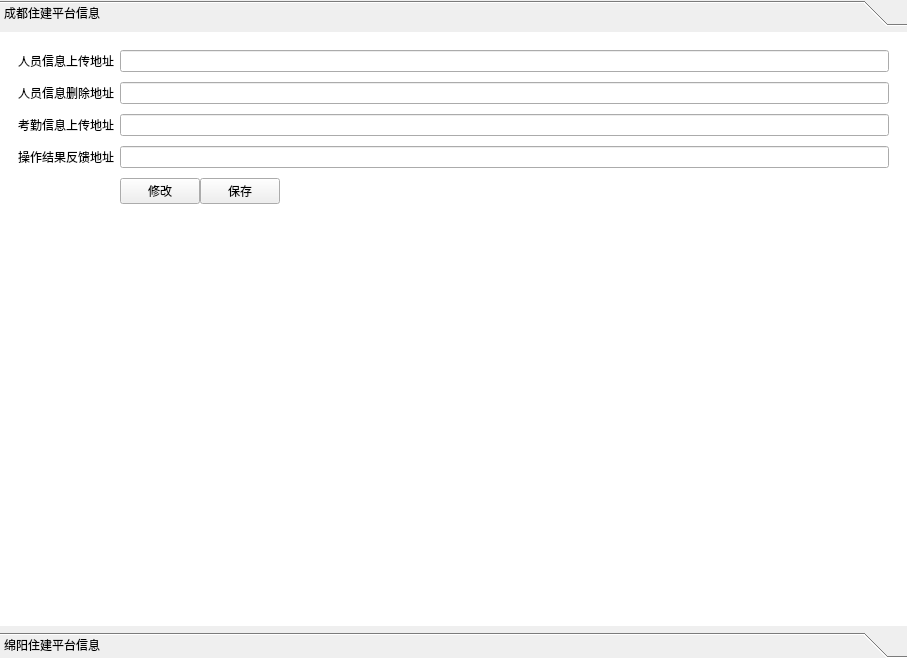
Qt form views/zjptUi.ui (jamesandjim/wisdom_site) before a commit.
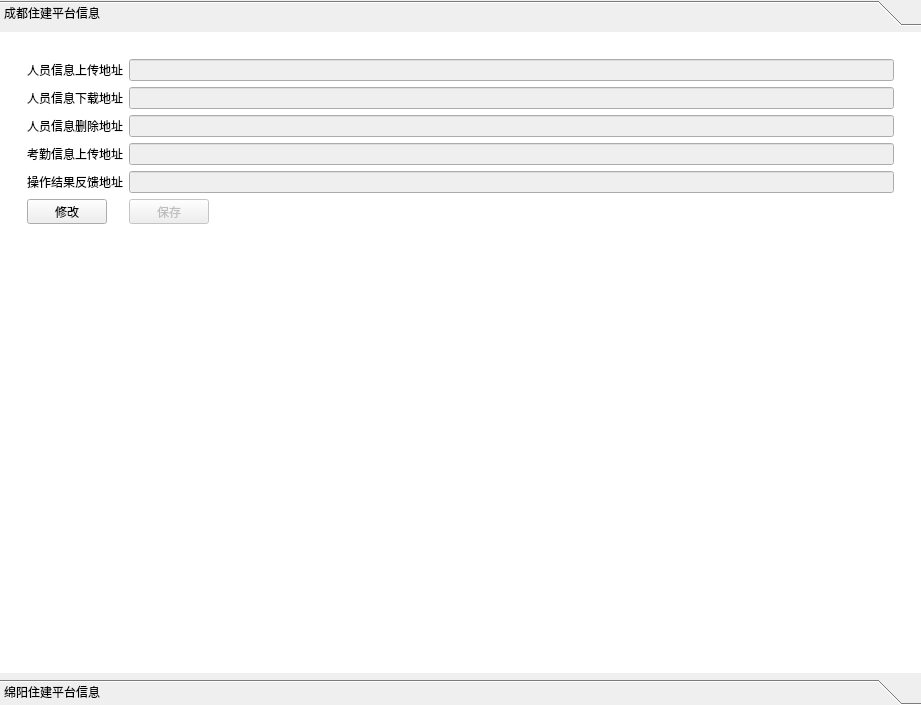
The same form after that commit.

Diff of the .ui file:
```diff
--- a/views/zjptUi.ui
+++ b/views/zjptUi.ui
@@ -6,8 +6,8 @@
    <rect>
     <x>0</x>
     <y>0</y>
-    <width>907</width>
-    <height>658</height>
+    <width>921</width>
+    <height>705</height>
    </rect>
   </property>
   <property name="windowTitle">
@@ -19,7 +19,7 @@
     border-radius:5px;
 }</string>
   </property>
-  <layout class="QGridLayout" name="gridLayout">
+  <layout class="QVBoxLayout" name="verticalLayout_2">
    <property name="leftMargin">
     <number>0</number>
    </property>
@@ -32,7 +32,7 @@
    <property name="bottomMargin">
     <number>0</number>
    </property>
-   <item row="0" column="0">
+   <item>
     <widget class="QToolBox" name="toolBox">
      <property name="styleSheet">
       <string notr="true">QToolBox #toolBox{
@@ -48,8 +48,8 @@
        <rect>
         <x>0</x>
         <y>0</y>
-        <width>907</width>
-        <height>606</height>
+        <width>921</width>
+        <height>653</height>
        </rect>
       </property>
       <property name="styleSheet">
@@ -60,12 +60,9 @@
       <attribute name="label">
        <string>成都住建平台信息</string>
       </attribute>
+      <layout class="QVBoxLayout" name="verticalLayout_3">
+       <item>
       <layout class="QVBoxLayout" name="verticalLayout">
-       <item>
-        <layout class="QVBoxLayout" name="verticalLayout_2">
-         <property name="sizeConstraint">
-          <enum>QLayout::SetFixedSize</enum>
-         </property>
          <property name="leftMargin">
           <number>9</number>
          </property>
@@ -80,11 +77,17 @@
          </property>
          <item>
           <layout class="QFormLayout" name="formLayout">
-           <property name="formAlignment">
-            <set>Qt::AlignLeading|Qt::AlignLeft|Qt::AlignTop</set>
+           <property name="leftMargin">
+            <number>9</number>
            </property>
-           <property name="verticalSpacing">
-            <number>10</number>
+           <property name="topMargin">
+            <number>9</number>
+           </property>
+           <property name="rightMargin">
+            <number>9</number>
+           </property>
+           <property name="bottomMargin">
+            <number>9</number>
            </property>
            <item row="0" column="0">
             <widget class="QLabel" name="label">
@@ -94,44 +97,69 @@
             </widget>
            </item>
            <item row="0" column="1">
-            <widget class="QLineEdit" name="le_uploadPersonURL"/>
+            <widget class="QLineEdit" name="le_uploadPersonURL">
+             <property name="enabled">
+              <bool>false</bool>
+             </property>
+            </widget>
            </item>
            <item row="1" column="0">
-            <widget class="QLabel" name="label_2">
+            <widget class="QLabel" name="label_5">
              <property name="text">
-              <string>人员信息删除地址</string>
+              <string>人员信息下载地址</string>
              </property>
             </widget>
            </item>
            <item row="1" column="1">
-            <widget class="QLineEdit" name="le_deleteURL"/>
+            <widget class="QLineEdit" name="le_downloadPersonURL">
+             <property name="enabled">
+              <bool>false</bool>
+             </property>
+            </widget>
            </item>
            <item row="2" column="0">
-            <widget class="QLabel" name="label_3">
+            <widget class="QLabel" name="label_2">
              <property name="text">
-              <string>考勤信息上传地址</string>
+              <string>人员信息删除地址</string>
              </property>
             </widget>
            </item>
            <item row="2" column="1">
-            <widget class="QLineEdit" name="le_uploadAttURL"/>
+            <widget class="QLineEdit" name="le_deletePersonURL">
+             <property name="enabled">
+              <bool>false</bool>
+             </property>
+            </widget>
            </item>
            <item row="3" column="0">
+            <widget class="QLabel" name="label_3">
+             <property name="text">
+              <string>考勤信息上传地址</string>
+             </property>
+            </widget>
+           </item>
+           <item row="3" column="1">
+            <widget class="QLineEdit" name="le_uploadAttURL">
+             <property name="enabled">
+              <bool>false</bool>
+             </property>
+            </widget>
+           </item>
+           <item row="6" column="0">
             <widget class="QLabel" name="label_4">
              <property name="text">
               <string>操作结果反馈地址</string>
              </property>
             </widget>
            </item>
-           <item row="3" column="1">
-            <widget class="QLineEdit" name="le_feedbackURL"/>
-           </item>
-           <item row="5" column="1">
-            <layout class="QHBoxLayout" name="horizontalLayout" stretch="0,0">
-             <property name="sizeConstraint">
-              <enum>QLayout::SetFixedSize</enum>
+           <item row="6" column="1">
+            <widget class="QLineEdit" name="le_feedbackURL">
+             <property name="enabled">
+              <bool>false</bool>
              </property>
-             <item>
+            </widget>
+           </item>
+           <item row="8" column="0">
               <widget class="QPushButton" name="pb_update">
                <property name="sizePolicy">
                 <sizepolicy hsizetype="Fixed" vsizetype="Fixed">
@@ -139,19 +167,46 @@
                  <verstretch>0</verstretch>
                 </sizepolicy>
                </property>
+             <property name="minimumSize">
+              <size>
+               <width>80</width>
+               <height>25</height>
+              </size>
+             </property>
+             <property name="maximumSize">
+              <size>
+               <width>80</width>
+               <height>25</height>
+              </size>
+             </property>
                <property name="text">
                 <string>修改</string>
                </property>
               </widget>
              </item>
-             <item>
+           <item row="8" column="1">
               <widget class="QPushButton" name="pb_save">
+             <property name="enabled">
+              <bool>false</bool>
+             </property>
                <property name="sizePolicy">
                 <sizepolicy hsizetype="Fixed" vsizetype="Fixed">
                  <horstretch>0</horstretch>
                  <verstretch>0</verstretch>
                 </sizepolicy>
                </property>
+             <property name="minimumSize">
+              <size>
+               <width>80</width>
+               <height>25</height>
+              </size>
+             </property>
+             <property name="maximumSize">
+              <size>
+               <width>80</width>
+               <height>25</height>
+              </size>
+             </property>
                <property name="text">
                 <string>保存</string>
                </property>
@@ -159,7 +214,8 @@
              </item>
             </layout>
            </item>
-          </layout>
+         <item>
+          <layout class="QHBoxLayout" name="horizontalLayout"/>
          </item>
         </layout>
        </item>
```
Left out of the diff: 4 changed lines with no effect on the pictures. Lines whose indentation alone changed are shown as unchanged.
